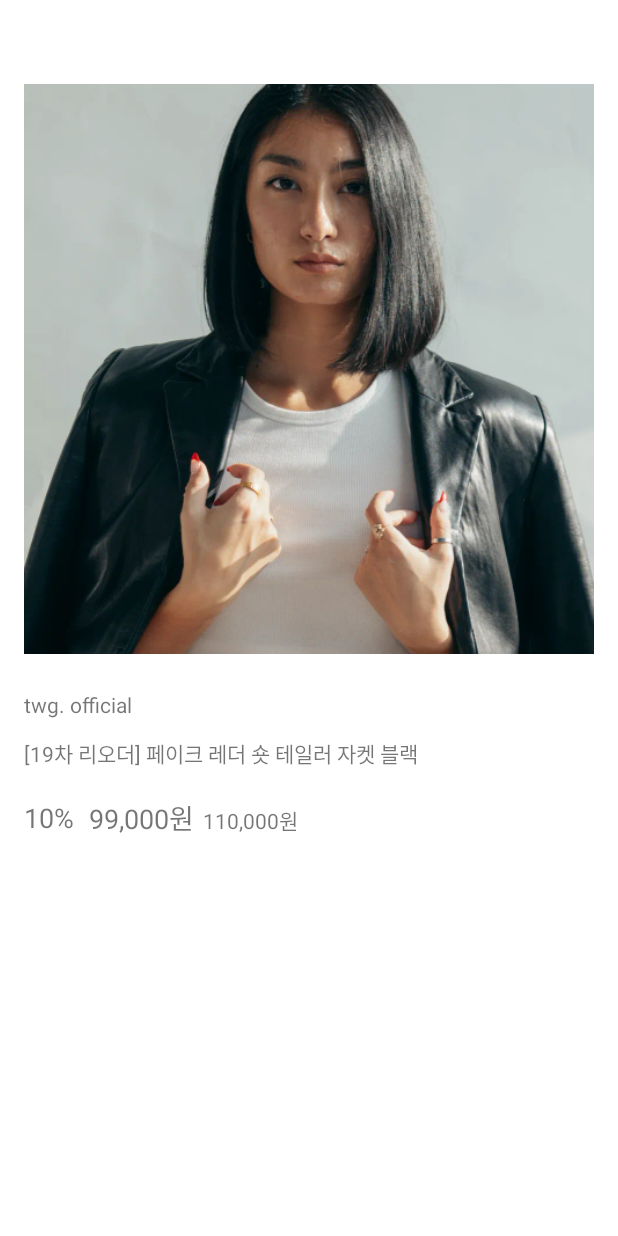
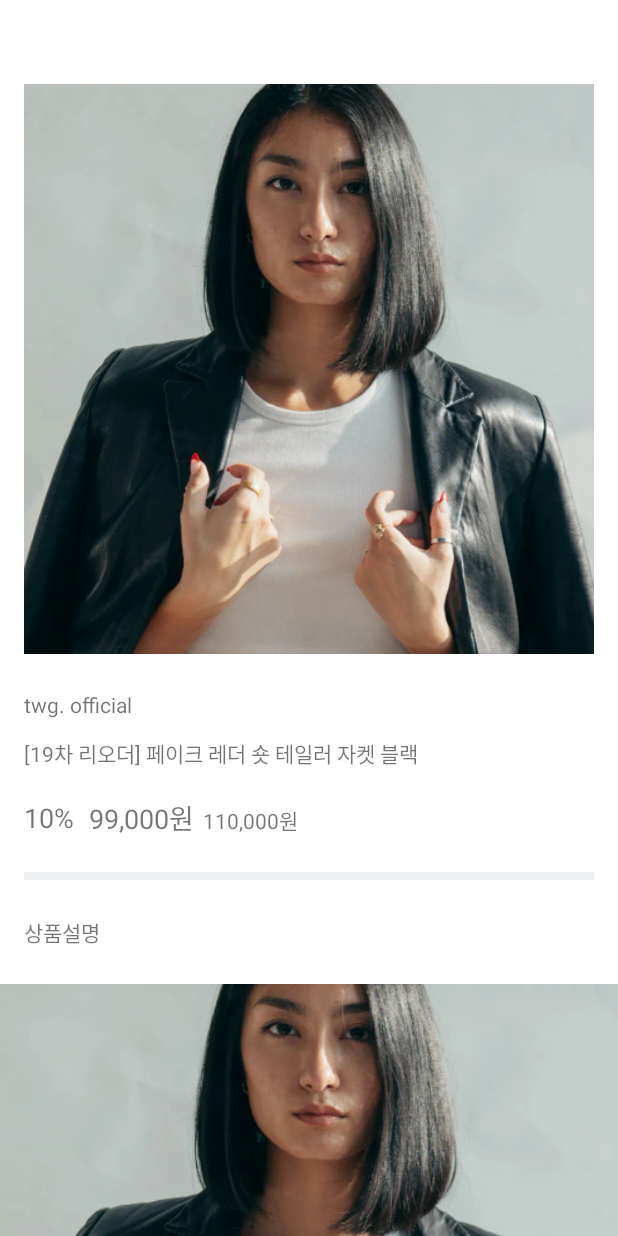
Before and after one commit to min06274/android-shoppi, an Android app: the layout activity_product_detail.xml on its own in the app's theme, with its tools: preview values and no code run, on a phone screen of 412 x 824 dp. Run offline under Robolectric (Android 15) with nearby library versions, the phone set to English and light mode, and no system bars.

Commit message:
scroll 구현

```diff
--- a/app/src/main/java/min/bo/shoppi/android/MainActivity.kt
+++ b/app/src/main/java/min/bo/shoppi/android/MainActivity.kt
@@ -6,6 +6,6 @@ import android.os.Bundle
 class MainActivity : AppCompatActivity() {
     override fun onCreate(savedInstanceState: Bundle?) {
         super.onCreate(savedInstanceState)
-        setContentView(R.layout.activity_main)
+        setContentView(R.layout.activity_product_detail)
     }
 }
--- a/app/src/main/res/layout/activity_product_detail.xml
+++ b/app/src/main/res/layout/activity_product_detail.xml
@@ -12,21 +12,37 @@
         app:layout_constraintStart_toStartOf="parent"
         app:layout_constraintTop_toTopOf="parent" />
 
+
+    <androidx.core.widget.NestedScrollView
+        android:layout_width="0dp"
+        android:layout_height="0dp"
+        app:layout_constraintBottom_toBottomOf="parent"
+        app:layout_constraintEnd_toEndOf="parent"
+        app:layout_constraintHorizontal_bias="0.0"
+        app:layout_constraintStart_toStartOf="parent"
+        app:layout_constraintTop_toBottomOf="@id/toolbar_product_detail"
+        app:layout_constraintVertical_bias="0.0">
+
+
+        <androidx.constraintlayout.widget.ConstraintLayout
+            android:layout_width="match_parent"
+            android:layout_height="wrap_content">
+
             <ImageView
-        android:id="@+id/iv_product_detail_thumbnail"
+                android:id="@+id/iv_product_thumbnail"
                 android:layout_width="0dp"
                 android:layout_height="0dp"
                 android:layout_marginStart="16dp"
                 android:layout_marginEnd="16dp"
-        android:contentDescription="@string/description_product_detail_thumbnail"
+                android:contentDescription="@string/description_product_thumbnail"
                 android:src="@drawable/img_pdp_top_01"
                 app:layout_constraintDimensionRatio="w, 1:1"
                 app:layout_constraintEnd_toEndOf="parent"
                 app:layout_constraintStart_toStartOf="parent"
-        app:layout_constraintTop_toBottomOf="@id/toolbar_product_detail" />
+                app:layout_constraintTop_toTopOf="parent" />
 
             <TextView
-        android:id="@+id/tv_product_detail_brand_name"
+                android:id="@+id/tv_product_brand_name"
                 android:layout_width="0dp"
                 android:layout_height="wrap_content"
                 android:layout_marginStart="16dp"
@@ -35,11 +51,11 @@
                 android:text="twg. official"
                 app:layout_constraintEnd_toEndOf="parent"
                 app:layout_constraintStart_toStartOf="parent"
-        app:layout_constraintTop_toBottomOf="@id/iv_product_detail_thumbnail" />
+                app:layout_constraintTop_toBottomOf="@id/iv_product_thumbnail" />
 
 
             <TextView
-        android:id="@+id/tv_product_detail_label"
+                android:id="@+id/tv_product_label"
                 android:layout_width="0dp"
                 android:layout_height="wrap_content"
                 android:layout_marginStart="16dp"
@@ -48,10 +64,10 @@
                 android:text="[19차 리오더] 페이크 레더 숏 테일러 자켓 블랙"
                 app:layout_constraintEnd_toEndOf="parent"
                 app:layout_constraintStart_toStartOf="parent"
-        app:layout_constraintTop_toBottomOf="@id/tv_product_detail_brand_name" />
+                app:layout_constraintTop_toBottomOf="@id/tv_product_brand_name" />
 
             <TextView
-        android:id="@+id/tv_product_detail_discount_rate"
+                android:id="@+id/tv_product_discount_rate"
                 android:layout_width="wrap_content"
                 android:layout_height="wrap_content"
                 android:layout_marginStart="16dp"
@@ -60,29 +76,74 @@
                 android:textSize="18sp"
 
                 app:layout_constraintStart_toStartOf="parent"
-        app:layout_constraintTop_toBottomOf="@id/tv_product_detail_label"
+                app:layout_constraintTop_toBottomOf="@id/tv_product_label"
 
                 />
 
             <TextView
-        android:id="@+id/tv_product_detail_discount_price"
+                android:id="@+id/tv_product_discount_price"
                 android:layout_width="wrap_content"
                 android:layout_height="wrap_content"
                 android:layout_marginStart="10dp"
                 android:text="99,000원"
                 android:textSize="18sp"
 
-        app:layout_constraintBottom_toBottomOf="@id/tv_product_detail_discount_rate"
-        app:layout_constraintStart_toEndOf="@id/tv_product_detail_discount_rate"
-        app:layout_constraintTop_toTopOf="@id/tv_product_detail_discount_rate" />
+                app:layout_constraintBottom_toBottomOf="@id/tv_product_discount_rate"
+                app:layout_constraintStart_toEndOf="@id/tv_product_discount_rate"
+                app:layout_constraintTop_toTopOf="@id/tv_product_discount_rate" />
 
             <TextView
+                android:id="@+id/tv_product_price"
                 android:layout_width="wrap_content"
                 android:layout_height="wrap_content"
                 android:layout_marginStart="6dp"
                 android:text="110,000원"
                 android:textSize="14sp"
-        app:layout_constraintBaseline_toBaselineOf="@id/tv_product_detail_discount_price"
-        app:layout_constraintStart_toEndOf="@id/tv_product_detail_discount_price" />
+                app:layout_constraintBaseline_toBaselineOf="@id/tv_product_discount_price"
+                app:layout_constraintStart_toEndOf="@id/tv_product_discount_price" />
+
+            <View
+                android:id="@+id/view_divider_product"
+                android:layout_width="0dp"
+                android:layout_height="5dp"
+                android:layout_marginStart="16dp"
+                android:layout_marginTop="24dp"
+                android:layout_marginEnd="16dp"
+                android:background="#eeeff1"
+
+                app:layout_constraintEnd_toEndOf="parent"
+                app:layout_constraintStart_toStartOf="parent"
+                app:layout_constraintTop_toBottomOf="@id/tv_product_price" />
+
+            <TextView
+                android:id="@+id/tv_product_detail_image_title"
+                android:layout_width="wrap_content"
+                android:layout_height="wrap_content"
+                android:layout_marginStart="16dp"
+                android:layout_marginTop="24dp"
+                android:text="@string/title_product_detail_image"
+                app:layout_constraintStart_toStartOf="parent"
+                app:layout_constraintTop_toBottomOf="@id/view_divider_product"
+
+                />
+
+            <ImageView
+                android:id="@+id/iv_product_detail_image"
+                android:layout_width="0dp"
+                android:layout_height="wrap_content"
+                android:layout_marginTop="24dp"
+                android:layout_marginBottom="50dp"
+                android:contentDescription="@string/description_product_detail_image"
+                android:scaleType="centerCrop"
+                android:src="@drawable/img_pdp_top_01"
+                app:layout_constraintBottom_toBottomOf="parent"
+                app:layout_constraintEnd_toEndOf="parent"
+                app:layout_constraintStart_toStartOf="parent"
+                app:layout_constraintTop_toBottomOf="@id/tv_product_detail_image_title" />
 
         </androidx.constraintlayout.widget.ConstraintLayout>
+
+    </androidx.core.widget.NestedScrollView>
+
+
+</androidx.constraintlayout.widget.ConstraintLayout>
--- a/app/src/main/res/values/strings.xml
+++ b/app/src/main/res/values/strings.xml
@@ -1,4 +1,6 @@
 <resources>
     <string name="app_name">android-shoppi</string>
-    <string name="description_product_detail_thumbnail">상품 상세 대표 이미지</string>
+    <string name="description_product_thumbnail">상품 상세 대표 이미지</string>
+    <string name="title_product_detail_image">상품설명</string>
+    <string name="description_product_detail_image">상품 상세 이미지</string>
 </resources>
```
Lines whose indentation alone changed are shown as unchanged.
